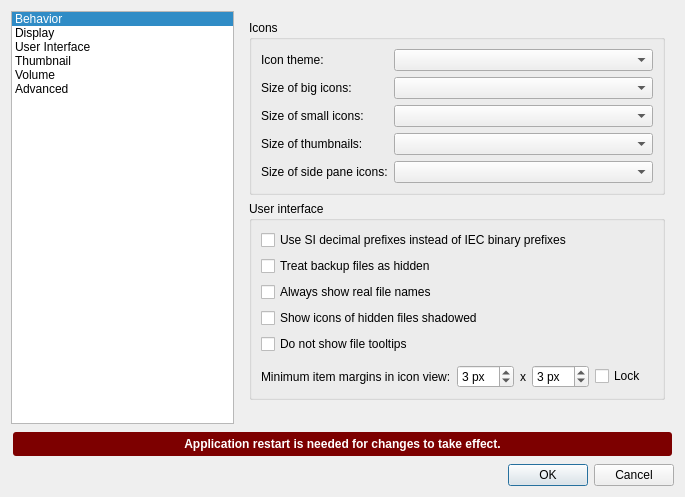
First picture: the form in pcmanfm/preferences.ui, repository lxqt/pcmanfm-qt, before the edit.
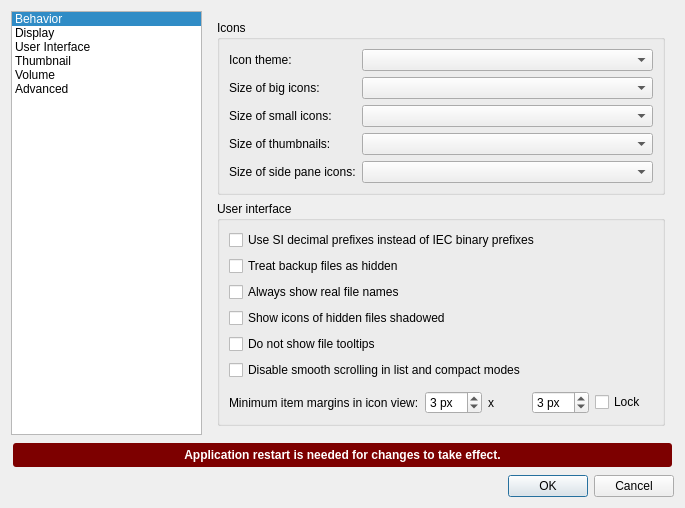
Second picture: the form after the edit. The open tabs and pages were chosen to show the change.

Commit message:
Added option to disable smooth scrolling in list and compact modes (#1466)
The reason is that Qt may slow down item sorting in the list and compact modes when the number of items is huge and scrolling is done per pixel (smooth scrolling itself isn't the cause of slowdown; see https://github.com/lxqt/libfm-qt/issues/739#issuecomment-947785800). As a workaround, the user can disable per-pixel scrolling by disabling smooth scrolling in those modes, although that isn't needed in most use cases.

The edit to the form file:
```diff
--- a/pcmanfm/preferences.ui
+++ b/pcmanfm/preferences.ui
@@ -393,7 +393,14 @@
               </property>
              </widget>
             </item>
-            <item row="5" column="0">
+            <item row="5" column="0" colspan="3">
+             <widget class="QCheckBox" name="noScrollPerPixel">
+              <property name="text">
+               <string>Disable smooth scrolling in list and compact modes</string>
+              </property>
+             </widget>
+            </item>
+            <item row="6" column="0">
              <spacer name="verticalSpacer_7">
               <property name="orientation">
                <enum>Qt::Vertical</enum>
@@ -409,14 +416,14 @@
               </property>
              </spacer>
             </item>
-            <item row="6" column="0">
+            <item row="7" column="0">
              <widget class="QLabel" name="label_15">
               <property name="text">
                <string>Minimum item margins in icon view:</string>
               </property>
              </widget>
             </item>
-            <item row="6" column="1">
+            <item row="7" column="1">
              <widget class="QSpinBox" name="hMargin">
               <property name="toolTip">
                <string>3 px by default.</string>
@@ -432,14 +439,14 @@
               </property>
              </widget>
             </item>
-            <item row="6" column="2">
+            <item row="7" column="2">
              <widget class="QLabel" name="label_16">
               <property name="text">
                <string>x</string>
               </property>
              </widget>
             </item>
-            <item row="6" column="3">
+            <item row="7" column="3">
              <widget class="QSpinBox" name="vMargin">
               <property name="toolTip">
                <string>3 px by default.
@@ -456,14 +463,14 @@
               </property>
              </widget>
             </item>
-            <item row="6" column="4">
+            <item row="7" column="4">
              <widget class="QCheckBox" name="lockMargins">
               <property name="text">
                <string>Lock</string>
               </property>
              </widget>
             </item>
-            <item row="6" column="5">
+            <item row="7" column="5">
              <spacer name="horizontalSpacer">
               <property name="orientation">
                <enum>Qt::Horizontal</enum>
```
The commit also changes 4 other files.
